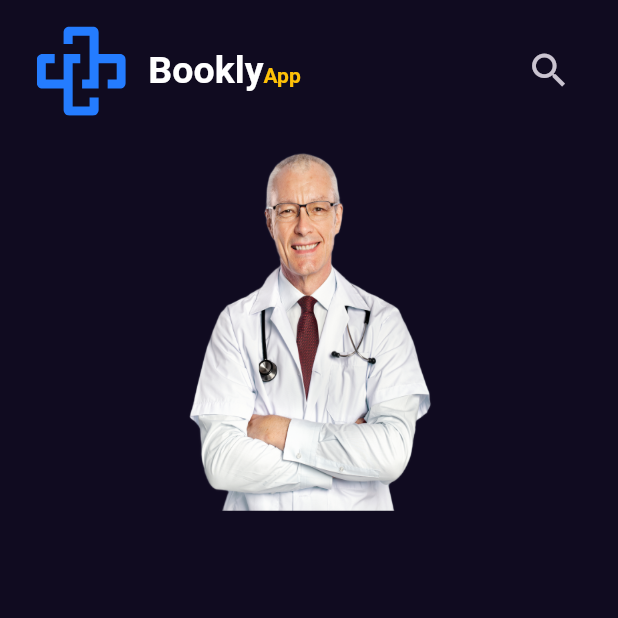
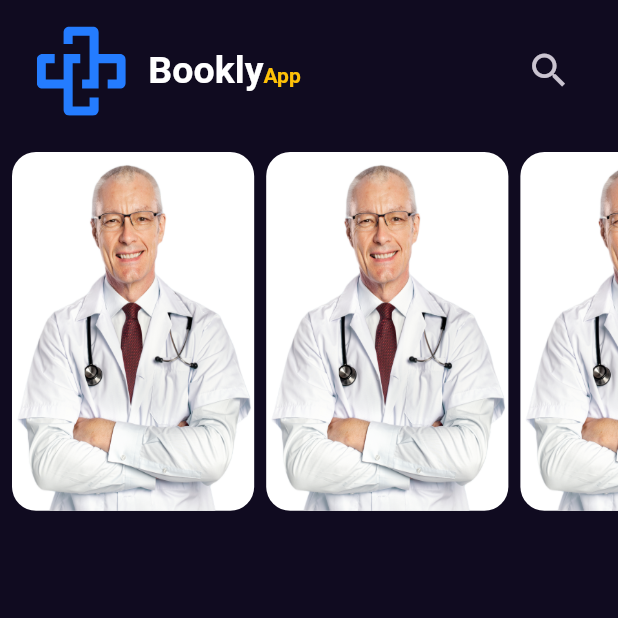
Before and after one commit to NumanSh/BooklyApp, a Flutter app: the screen it shows after launch, on a phone screen of 412 x 824 dp, the top half of it. Run offline on Flutter 3.47's test engine with Material 3 defaults, Android fonts, the phone set to English and light mode, and no system bars; our stand-ins replace flutter_screenutil, flutter_svg, gap, get.

Commit message:
add feature book list view

```diff
--- a/bookly_app/lib/features/home/presentaion/view/widgets/customize_list_view_item.dart
+++ b/bookly_app/lib/features/home/presentaion/view/widgets/customize_list_view_item.dart
@@ -1,16 +1,16 @@
 import 'package:flutter/material.dart';
 
-class CustomizeListViewItem extends StatelessWidget {
-  const CustomizeListViewItem({super.key});
+class FeatureListViewItem extends StatelessWidget {
+  const FeatureListViewItem({super.key});
 
   @override
   Widget build(BuildContext context) {
     return SizedBox(
-      height: MediaQuery.of(context).size.height * 0.3,
       child: AspectRatio(
         aspectRatio: 2.7 / 4,
         child: Container(
           decoration: BoxDecoration(
+            color: Colors.white,
             borderRadius: BorderRadius.circular(16),
             image: const DecorationImage(
               fit: BoxFit.fill,
--- /dev/null
+++ b/bookly_app/lib/features/home/presentaion/view/widgets/feature_book_list_view.dart
@@ -0,0 +1,23 @@
+import 'package:flutter/material.dart';
+
+import 'customize_list_view_item.dart';
+
+class FeatureBookListView extends StatelessWidget {
+  const FeatureBookListView({super.key});
+
+  @override
+  Widget build(BuildContext context) {
+    return SizedBox(
+      height: MediaQuery.of(context).size.height * 0.3,
+      child: ListView.builder(
+        scrollDirection: Axis.horizontal,
+        itemBuilder: (context, index) {
+          return const Padding(
+            padding: EdgeInsets.only(left: 8, top: 8),
+            child: FeatureListViewItem(),
+          );
+        },
+      ),
+    );
+  }
+}
--- a/bookly_app/lib/features/home/presentaion/view/widgets/home_view_body.dart
+++ b/bookly_app/lib/features/home/presentaion/view/widgets/home_view_body.dart
@@ -1,7 +1,7 @@
 import 'package:flutter/material.dart';
 
 import 'customize_app_bar.dart';
-import 'customize_list_view_item.dart';
+import 'feature_book_list_view.dart';
 
 class HomeViewBody extends StatelessWidget {
   const HomeViewBody({super.key});
@@ -12,7 +12,7 @@ class HomeViewBody extends StatelessWidget {
       body: Column(
         children: [
           CustomizeAppBar(),
-          CustomizeListViewItem(),
+          FeatureBookListView(),
         ],
       ),
     );
```
